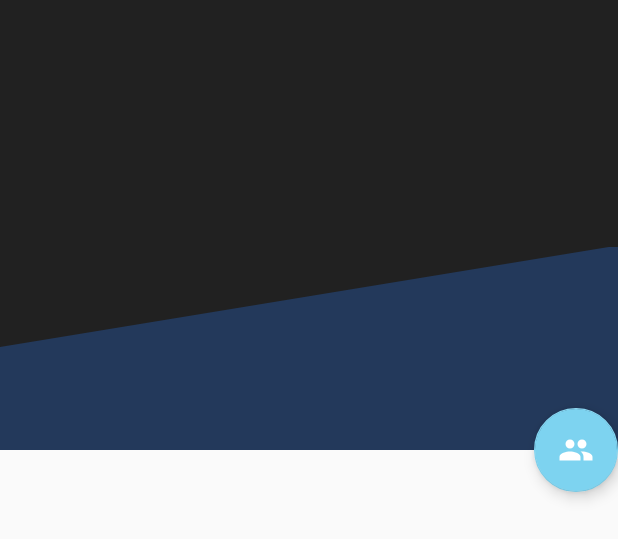
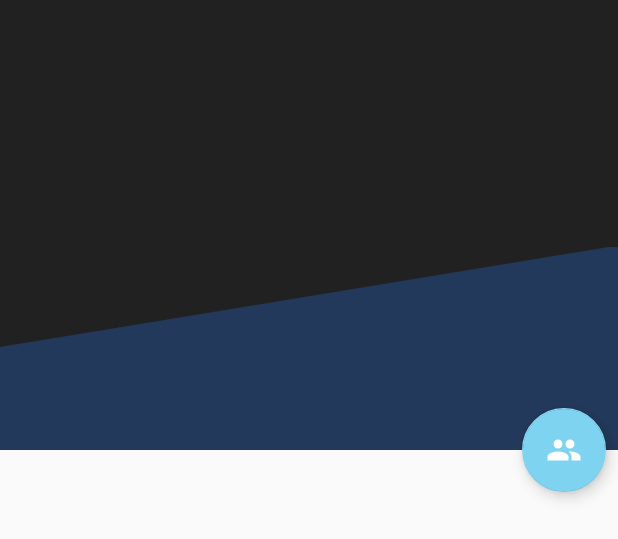
Before and after one commit to TomGustavsson/RawGCards, an Android app: the layout fragment_game_info.xml on its own in the app's theme, with its tools: preview values and no code run, on a phone screen of 412 x 824 dp. Shown: the top 539 px of the screen. Run offline under Robolectric (Android 15) with nearby library versions, the phone set to English and light mode, and no system bars; network calls fail.

Commit message:
small buggfix for guest sign in.

```diff
--- a/app/src/main/java/com/tomgu/rawgcards/account/ui/AccountDialogViewModel.kt
+++ b/app/src/main/java/com/tomgu/rawgcards/account/ui/AccountDialogViewModel.kt
@@ -35,7 +35,6 @@ class AccountDialogViewModel: ViewModel(), AppComponent.Injectable {
 
     private var isFriend = MutableLiveData<Boolean>().apply { value = true }
     fun isFriend(): LiveData<Boolean> {
-        Log.d("TGIW", isFriend.value.toString())
         return isFriend
     }
 
@@ -77,17 +76,14 @@ class AccountDialogViewModel: ViewModel(), AppComponent.Injectable {
             val account = it.toObject(Account::class.java)
             if(account!!.friendRequests!!.contains(friendUid)){
                 isRequest.value = true
-                Log.d("TGIW", "Request")
             }
             else if(account.friends!!.contains(friendUid)){
                 isFriend.postValue(true)
-                Log.d("TGIW", isFriend().value.toString() + isUploadingLiveData().value.toString())
             } else {
                 isUnknown.value = true
-                Log.d("TGIW", "Unkown")
             }
         }.addOnFailureListener {
-            Log.d("TGIW", it.toString())
+            isApiFailed.value = true
         }
     }
 
--- a/app/src/main/java/com/tomgu/rawgcards/gameinfofrag/GameInfoFragment.kt
+++ b/app/src/main/java/com/tomgu/rawgcards/gameinfofrag/GameInfoFragment.kt
@@ -3,6 +3,7 @@ package com.tomgu.rawgcards.gameinfofrag
 import android.graphics.Typeface
 import android.os.Bundle
 import android.transition.*
+import android.util.Log
 import androidx.fragment.app.Fragment
 import android.view.LayoutInflater
 import android.view.View
@@ -10,6 +11,7 @@ import android.view.ViewGroup
 import android.widget.Toast
 import androidx.appcompat.app.AppCompatActivity
 import androidx.core.content.res.ResourcesCompat
+import androidx.lifecycle.Observer
 import androidx.lifecycle.ViewModelProviders
 import com.google.android.material.appbar.AppBarLayout
 import com.google.android.material.floatingactionbutton.FloatingActionButton
@@ -53,6 +55,9 @@ class GameInfoFragment : Fragment() {
         (activity?.applicationContext as AppApplication).appComponent().inject(this)
         viewModel = ViewModelProviders.of(this, vmFactory)[GIDViewModel::class.java]
 
+        viewModel.getCurrentUser()
+        binding.lifecycleOwner = viewLifecycleOwner
+        binding.viewModel = viewModel
         val toolbar = binding.toolbar
 
         (activity as AppCompatActivity).setSupportActionBar(toolbar)
--- a/app/src/main/res/layout/fragment_card_stack.xml
+++ b/app/src/main/res/layout/fragment_card_stack.xml
@@ -65,6 +65,7 @@
             android:clickable="true"
             android:elevation="3dp"
             android:focusable="true"
+            android:layout_marginEnd="8dp"
             android:paddingBottom="5dp"
             app:layout_constraintEnd_toEndOf="parent"
             app:layout_constraintTop_toTopOf="@+id/guideline10"
--- a/app/src/main/res/layout/fragment_game_info.xml
+++ b/app/src/main/res/layout/fragment_game_info.xml
@@ -7,6 +7,9 @@
         <variable
             name="completeGame"
             type="com.tomgu.rawgcards.api.CompleteGame" />
+        <variable
+            name="viewModel"
+            type="com.tomgu.rawgcards.gameinfofrag.GIDViewModel" />
     </data>
 
     <androidx.coordinatorlayout.widget.CoordinatorLayout
@@ -95,6 +98,8 @@
             android:layout_width="wrap_content"
             android:layout_height="wrap_content"
             app:pressedTranslationZ="12dp"
+            android:layout_marginEnd="8dp"
+            app:visibility="@{viewModel.getCurrentAccountLiveData()}"
             app:layout_anchor="@id/app_bar_layout"
             app:layout_anchorGravity="bottom|right|end"/>
 
--- a/app/src/main/res/values/strings.xml
+++ b/app/src/main/res/values/strings.xml
@@ -1,8 +1,5 @@
 <resources>
     <string name="app_name">RawGCards</string>
-
-    <!-- TODO: Remove or change this placeholder text -->
-    <string name="hello_blank_fragment">Hello blank fragment</string>
 
     <string name="label_action">Action</string>
     <string name="label_rpg">RPG</string>
```
Also changed, not shown: app/src/main/java/com/tomgu/rawgcards/account/ui/AccountFragment.kt (+2 -14 lines), app/src/main/java/com/tomgu/rawgcards/gameinfofrag/GIDViewModel.kt (+17 -8 lines).
